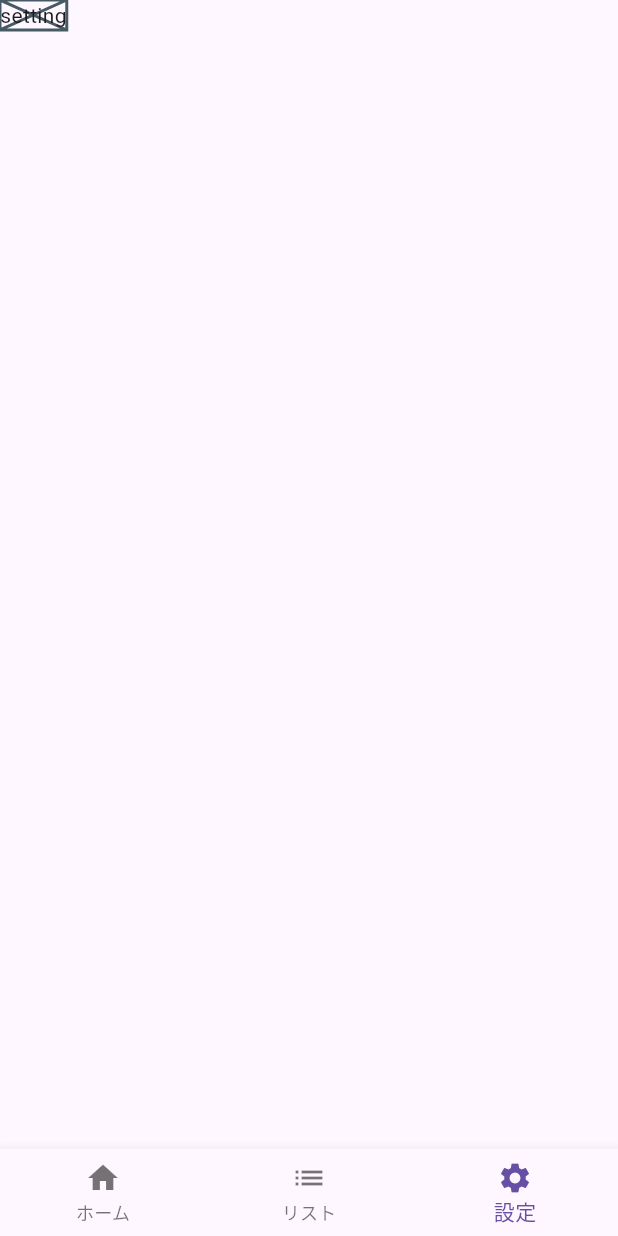
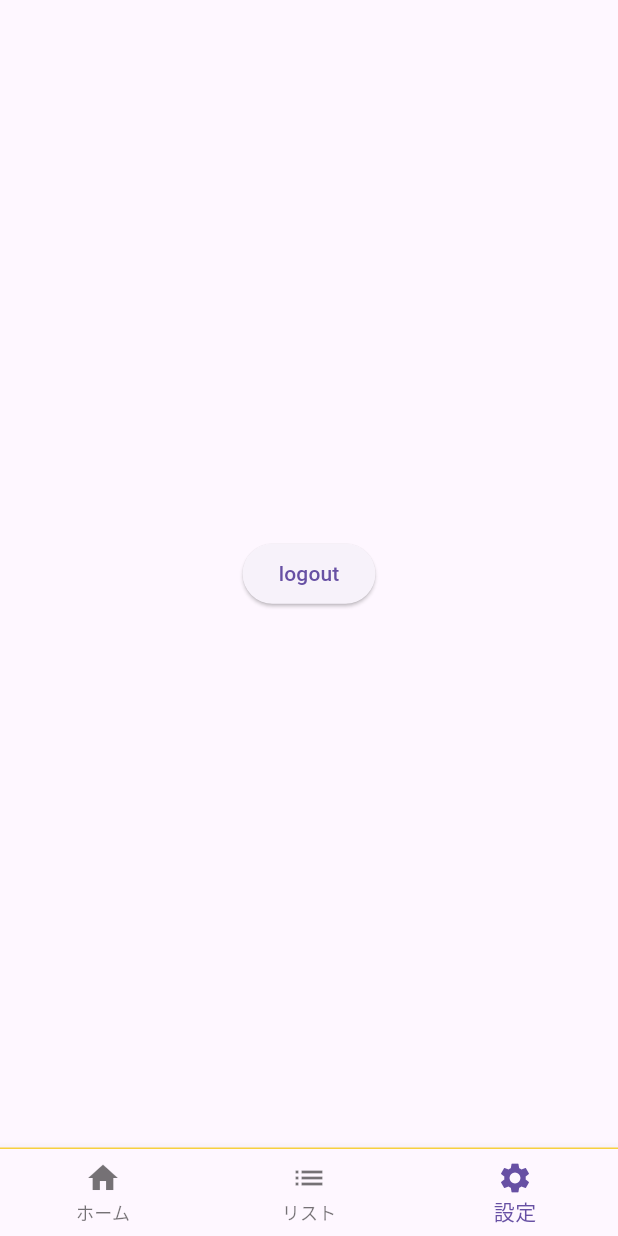
Before and after one commit to aki104/routing_sample, a Flutter app: the Setting01 screen opened by its route, on a phone screen of 412 x 824 dp. Run offline on Flutter 3.47's test engine with Material 3 defaults, Android fonts, the phone set to English and light mode, and no system bars; our stand-ins replace flutter_riverpod, freezed_annotation, go_router.

Commit message:
logoutのルート追加

```diff
--- a/lib/01_go_router/root/router_provider.dart
+++ b/lib/01_go_router/root/router_provider.dart
@@ -116,7 +116,6 @@ final goRouter = GoRouter(
   ],
 );
 
-
 void route(String value, {RouteType type = RouteType.name}) {
   switch (type) {
     case RouteType.name:
@@ -128,5 +127,4 @@ void route(String value, {RouteType type = RouteType.name}) {
   }
 }
 
-
 enum RouteType { push, path, name }
--- a/lib/ui/bottom_bar/01/app_navigation_bar_screen.dart
+++ b/lib/ui/bottom_bar/01/app_navigation_bar_screen.dart
@@ -15,11 +15,17 @@ class AppNavigationBar01 extends StatelessWidget {
     return WillPopScope(
       onWillPop: _willPopCallback,
       child: Scaffold(
-        body: navigationShell,// body: navigationShellは、IndexedStackをラップしています。
-        bottomNavigationBar: BottomNavigationBar(// bottomNavigationBar: BottomNavigationBarは、ボトムナビゲーションバーを実装しています。
-          currentIndex: navigationShell.currentIndex,// currentIndex: navigationShell.currentIndexは、現在のインデックスを取得しています。
+        body: navigationShell,
+        bottomNavigationBar: Container(
+          decoration: const BoxDecoration(
+            border: Border(top: BorderSide(
+              color: Colors.amberAccent
+            )),
+          ),
+          child: BottomNavigationBar(
+            currentIndex: navigationShell.currentIndex,// currentIndex: navigationShell.currentIndexは、現在のインデックスを取得。
             items: const [
-            // BottomNavigationBarItemは、ボトムナビゲーションバーのアイテムを実装しています。
+              // ボトムナビゲーションバーのアイテム。
               BottomNavigationBarItem(icon: Icon(Icons.home), label: 'ホーム'),
               BottomNavigationBarItem(icon: Icon(Icons.list), label: 'リスト'),
               BottomNavigationBarItem(icon: Icon(Icons.settings), label: '設定'),
@@ -27,17 +33,14 @@ class AppNavigationBar01 extends StatelessWidget {
             onTap: _onTap,
           ),
         ),
+      ),
     );
   }
-  // _onTapメソッドは、ボトムナビゲーションバーのアイテムをタップしたときに、
-  // そのアイテムのインデックスを取得して、そのインデックスに対応するブランチにナビゲートします。
+
+  // アイテムをタップ時にアイテムのインデックスを取得して、そのインデックスに対応するブランチにナビゲートする。
   void _onTap(index) {
     navigationShell.goBranch(
       index,
-      // ボトムナビゲーションバーを使用する際の一般的なパターンは、次のようなものです。
-      // 既にアクティブになっているアイテムをタップしたときに、最初の場所に移動することをサポートすることです。
-      // この例では、この動作をサポートする方法を示します。この例では、この動作をサポートする方法を示します、
-      // goBranchのinitialLocationパラメータを使用します。
       initialLocation: index == navigationShell.currentIndex,
     );
   }
--- a/lib/ui/root/01/root_screen.dart
+++ b/lib/ui/root/01/root_screen.dart
@@ -24,7 +24,6 @@ class _RootScreenState extends ConsumerState<Root01> {
     final root = ref.read(rootProvider);
     Future(() async {
       if (!mounted) return;
-      // context.goNamed(Root01.rootName);
       if (root == 0) {
         context.go(Login01.rootPath);
       } else if (root == 1) {
@@ -32,8 +31,6 @@ class _RootScreenState extends ConsumerState<Root01> {
       } else {
         context.go(Login01.rootPath);
       }
-
-      // context.go(Home01.rootPath);
     });
     super.initState();
   }
@@ -41,7 +38,6 @@ class _RootScreenState extends ConsumerState<Root01> {
   @override
   Widget build(BuildContext context) {
     return  Scaffold(
-      // backgroundColor: Colors.white,
       body: Center(
         child: Column(
           mainAxisAlignment: MainAxisAlignment.center,
--- a/lib/ui/setting/01/setting_screen.dart
+++ b/lib/ui/setting/01/setting_screen.dart
@@ -1,5 +1,8 @@
 import 'package:flutter/material.dart';
 import 'package:flutter_riverpod/flutter_riverpod.dart';
+import 'package:go_router/go_router.dart';
+
+import '../../root/01/root_screen.dart';
 
 
 class Setting01 extends ConsumerWidget {
@@ -8,8 +11,14 @@ class Setting01 extends ConsumerWidget {
  @override
  Widget build(BuildContext context, WidgetRef ref) {
  return Scaffold(
-   body: Placeholder(
-     child: Text('setting'),
+   body: Center(
+     child: ElevatedButton(
+       onPressed: (){
+         ref.read(rootProvider.notifier).update((state) => 0);
+         context.go('/');
+       },
+       child: Text('logout'),
+     ),
    ),
  );
  }
--- a/lib/ui/splash/01/splash_screen.dart
+++ b/lib/ui/splash/01/splash_screen.dart
@@ -5,7 +5,6 @@ import 'package:flutter/material.dart';
 import 'package:flutter_riverpod/flutter_riverpod.dart';
 import 'package:go_router/go_router.dart';
 
-import '../../bottom_bar/01/app_navigation_bar_screen.dart';
 import '../../root/01/root_screen.dart';
 
 
@@ -38,7 +37,7 @@ class _SplashScreenState extends ConsumerState<Splash01> {
         child: Column(
           mainAxisAlignment: MainAxisAlignment.center,
           children: [
-            CupertinoActivityIndicator(),
+            // CupertinoActivityIndicator(),
             Text('loading')
           ],
         ),
```
Also changed, not shown: lib/ui/home/01/home_screen.dart (+5 -6 lines). Lines whose indentation alone changed are shown as unchanged.
